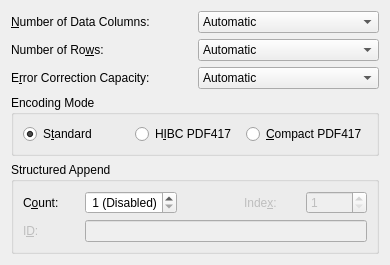
The window that frontend_qt/grpPDF417.ui (zint/zint) describes before a commit, drawn with Qt 5.
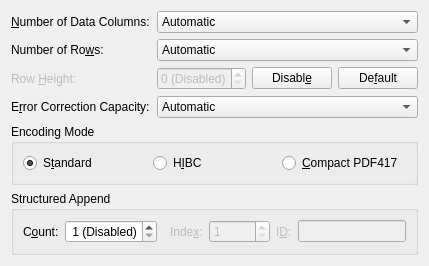
The same window after the commit.

Commit message: Add HEIGHTPERROW_MODE_input mode flag (#204) backend_qt: add encodedWidth, encodedRows DBAR_EXPSTK: add max rows option (option_3) CODE16K/CODE49: add min rows option (option_1) GUI: HIBC xxx -> HIBC

Diff of the .ui file:
```diff
--- a/frontend_qt/grpPDF417.ui
+++ b/frontend_qt/grpPDF417.ui
@@ -204,9 +204,9 @@
        </item>
       </widget>
      </item>
-     <item row="1" column="0" >
-      <widget class="QLabel" name="lblPDFRows" >
-       <property name="text" >
+     <item row="1" column="0">
+      <widget class="QLabel" name="lblPDFRows">
+       <property name="text">
         <string>Number of Ro&amp;ws:</string>
        </property>
        <property name="toolTip">
@@ -677,9 +677,127 @@
        </item>
       </widget>
      </item>
-     <item row="2" column="0" >
-      <widget class="QLabel" name="lblPDFECC" >
-       <property name="text" >
+     <item row="2" column="0">
+      <widget class="QLabel" name="lblPDFHeightPerRow">
+       <property name="enabled">
+        <bool>false</bool>
+       </property>
+       <property name="toolTip">
+        <string>Height per row in X-dimensions
+Only available if &quot;Automatic Height&quot; in
+the Appearance tab is not checked
+(ignored if disabled)</string>
+       </property>
+       <property name="text">
+        <string>Row &amp;Height:</string>
+       </property>
+       <property name="alignment">
+        <set>Qt::AlignLeading|Qt::AlignLeft|Qt::AlignVCenter</set>
+       </property>
+       <property name="buddy">
+        <cstring>spnPDFHeightPerRow</cstring>
+       </property>
+      </widget>
+     </item>
+     <item row="2" column="1">
+      <layout class="QHBoxLayout" name="horzLayoutPDFHeightPerRow">
+       <item>
+        <widget class="QDoubleSpinBox" name="spnPDFHeightPerRow">
+         <property name="enabled">
+          <bool>false</bool>
+         </property>
+         <property name="toolTip">
+          <string>Height per row in X-dimensions
+Only available if &quot;Automatic Height&quot; in
+the Appearance tab is not checked
+(ignored if disabled)</string>
+         </property>
+         <property name="accelerated">
+          <bool>true</bool>
+         </property>
+         <property name="prefix">
+          <string/>
+         </property>
+         <property name="suffix">
+          <string> X</string>
+         </property>
+         <property name="decimals">
+          <number>3</number>
+         </property>
+         <property name="minimum">
+          <double>0</double>
+         </property>
+         <property name="maximum">
+          <double>2000.000000000000000</double>
+         </property>
+         <property name="singleStep">
+          <double>0.100000000000000</double>
+         </property>
+         <property name="value">
+          <double>0</double>
+         </property>
+         <property name="specialValueText">
+          <string>0 (Disabled)</string>
+         </property>
+         <property name="sizePolicy">
+          <sizepolicy hsizetype="Minimum" vsizetype="Fixed">
+           <horstretch>2</horstretch>
+           <verstretch>0</verstretch>
+          </sizepolicy>
+         </property>
+        </widget>
+       </item>
+       <item>
+        <widget class="QPushButton" name="btnPDFHeightPerRowDisable">
+         <property name="toolTip">
+          <string>Set height per row to 0
+(&quot;Height&quot; in the Appearance
+tab will be re-enabled)</string>
+         </property>
+         <property name="text">
+          <string>Disabl&amp;e</string>
+         </property>
+         <property name="sizePolicy">
+          <sizepolicy hsizetype="Preferred" vsizetype="Fixed">
+           <horstretch>1</horstretch>
+           <verstretch>0</verstretch>
+          </sizepolicy>
+         </property>
+         <property name="sizeHint" stdset="0">
+          <size>
+           <width>30</width>
+           <height>20</height>
+          </size>
+         </property>
+        </widget>
+       </item>
+       <item>
+        <widget class="QPushButton" name="btnPDFHeightPerRowDefault">
+         <property name="toolTip">
+          <string>Set height per row to default value</string>
+         </property>
+         <property name="text">
+          <string>De&amp;fault</string>
+         </property>
+         <property name="sizePolicy">
+          <sizepolicy hsizetype="Preferred" vsizetype="Fixed">
+           <horstretch>1</horstretch>
+           <verstretch>0</verstretch>
+          </sizepolicy>
+         </property>
+         <property name="sizeHint" stdset="0">
+          <size>
+           <width>30</width>
+           <height>20</height>
+          </size>
+         </property>
+        </widget>
+       </item>
+      </layout>
+     </item>
+     <item row="3" column="0">
+      <widget class="QLabel" name="lblPDFECC">
+       <property name="text">
         <string>E&amp;rror Correction Capacity:</string>
        </property>
        <property name="toolTip">
@@ -693,8 +811,8 @@
        </property>
       </widget>
      </item>
-     <item row="2" column="1" >
-      <widget class="QComboBox" name="cmbPDFECC" >
+     <item row="3" column="1">
+      <widget class="QComboBox" name="cmbPDFECC">
        <property name="toolTip">
         <string>Set number of error correction characters</string>
        </property>
@@ -780,7 +898,7 @@
       <item row="0" column="1">
        <widget class="QRadioButton" name="radPDFHIBC">
         <property name="text">
-         <string>H&amp;IBC PDF417</string>
+         <string>H&amp;IBC</string>
         </property>
         <property name="toolTip">
          <string>Process data as a Health Industry Barcode (HIBC)
@@ -902,7 +1020,20 @@
         </property>
        </widget>
       </item>
-      <item row="1" column="0">
+      <item row="0" column="5">
+       <spacer name="spacerMaxiStructApp5">
+        <property name="orientation">
+         <enum>Qt::Horizontal</enum>
+        </property>
+        <property name="sizeHint">
+         <size>
+          <width>10</width>
+          <height>20</height>
+         </size>
+        </property>
+       </spacer>
+	  </item>
+      <item row="0" column="6">
        <widget class="QLabel" name="lblPDFStructAppID">
         <property name="enabled">
          <bool>false</bool>
@@ -925,7 +1056,7 @@
         </property>
        </widget>
       </item>
-      <item row="1" column="1" colspan="4">
+      <item row="0" column="7">
        <widget class="QLineEdit" name="txtPDFStructAppID">
         <property name="enabled">
          <bool>false</bool>
@@ -940,6 +1071,18 @@
 Maximum length 30 (10 triplets)
 (ignored if disabled)</string>
         </property>
+        <property name="sizePolicy">
+         <sizepolicy hsizetype="MinimumExpanding" vsizetype="Fixed">
+          <horstretch>1</horstretch>
+          <verstretch>0</verstretch>
+         </sizepolicy>
+        </property>
+        <property name="sizeHint" stdset="0">
+         <size>
+          <width>50</width>
+          <height>20</height>
+         </size>
+        </property>
        </widget>
       </item>
      </layout>
```
Left out of the diff: 304 changed lines with no effect on the pictures. The commit also changes 35 other files.
